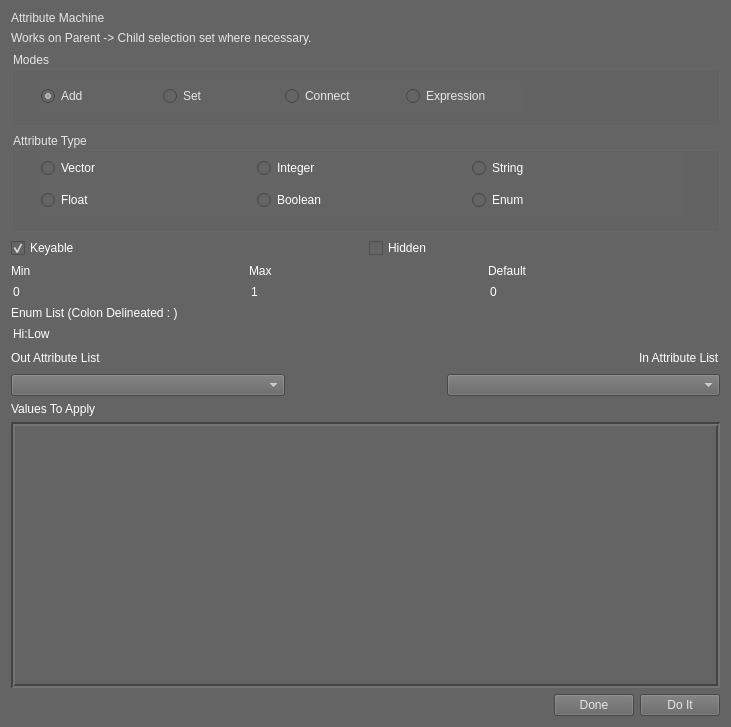
Before: the Qt Designer form Python/Maya/RiggingTools/attribute_machine/ui/attribute_machine_ui.ui in SleepDeprivedVFX/t_sheets_listener, drawn with Qt 5.
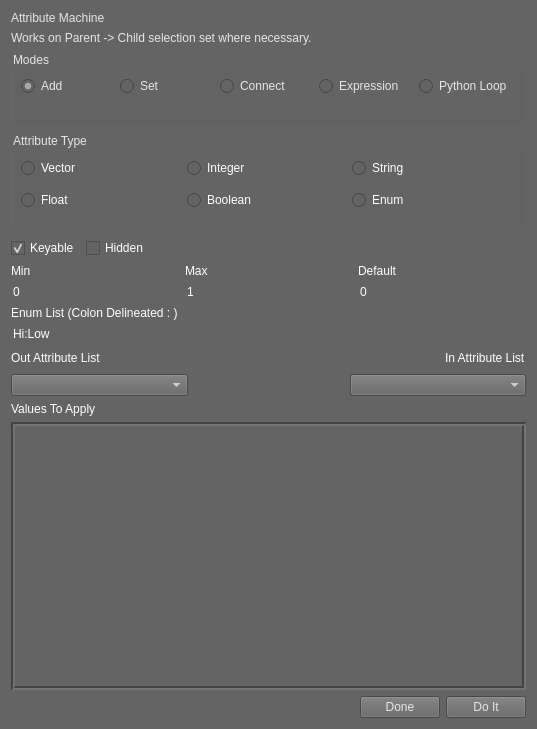
After: the same form once the commit is applied.

Commit message: Added the Python Loop capability

```diff
--- a/Python/Maya/RiggingTools/attribute_machine/ui/attribute_machine_ui.ui
+++ b/Python/Maya/RiggingTools/attribute_machine/ui/attribute_machine_ui.ui
@@ -9,10 +9,16 @@
    <rect>
     <x>0</x>
     <y>0</y>
-    <width>731</width>
-    <height>727</height>
+    <width>537</width>
+    <height>729</height>
    </rect>
   </property>
+  <property name="minimumSize">
+   <size>
+    <width>537</width>
+    <height>729</height>
+   </size>
+  </property>
   <property name="windowTitle">
    <string>Attribute Machine</string>
   </property>
@@ -52,9 +58,9 @@
      <widget class="QWidget" name="layoutWidget">
       <property name="geometry">
        <rect>
-        <x>30</x>
-        <y>30</y>
-        <width>481</width>
+        <x>10</x>
+        <y>20</y>
+        <width>491</width>
         <height>31</height>
        </rect>
       </property>
@@ -90,6 +96,13 @@
          </property>
         </widget>
        </item>
+       <item>
+        <widget class="QRadioButton" name="python_mode">
+         <property name="text">
+          <string>Python Loop</string>
+         </property>
+        </widget>
+       </item>
       </layout>
      </widget>
     </widget>
@@ -105,12 +118,12 @@
      <property name="title">
       <string>Attribute Type</string>
      </property>
-     <widget class="QWidget" name="">
+     <widget class="QWidget" name="layoutWidget">
       <property name="geometry">
        <rect>
-        <x>30</x>
+        <x>10</x>
         <y>20</y>
-        <width>641</width>
+        <width>491</width>
         <height>65</height>
        </rect>
       </property>
@@ -252,6 +265,19 @@
        </property>
       </widget>
      </item>
+     <item>
+      <spacer name="horizontalSpacer_3">
+       <property name="orientation">
+        <enum>Qt::Horizontal</enum>
+       </property>
+       <property name="sizeHint" stdset="0">
+        <size>
+         <width>40</width>
+         <height>20</height>
+        </size>
+       </property>
+      </spacer>
+     </item>
     </layout>
    </item>
    <item>
```
The commit also changes 2 other files.
